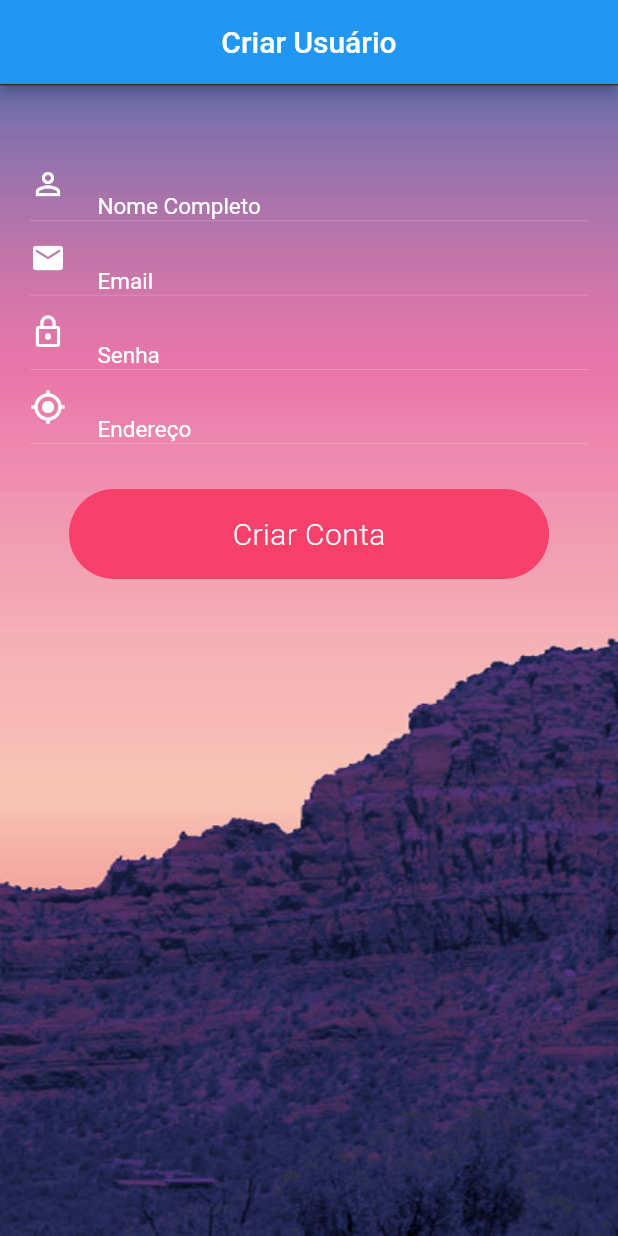
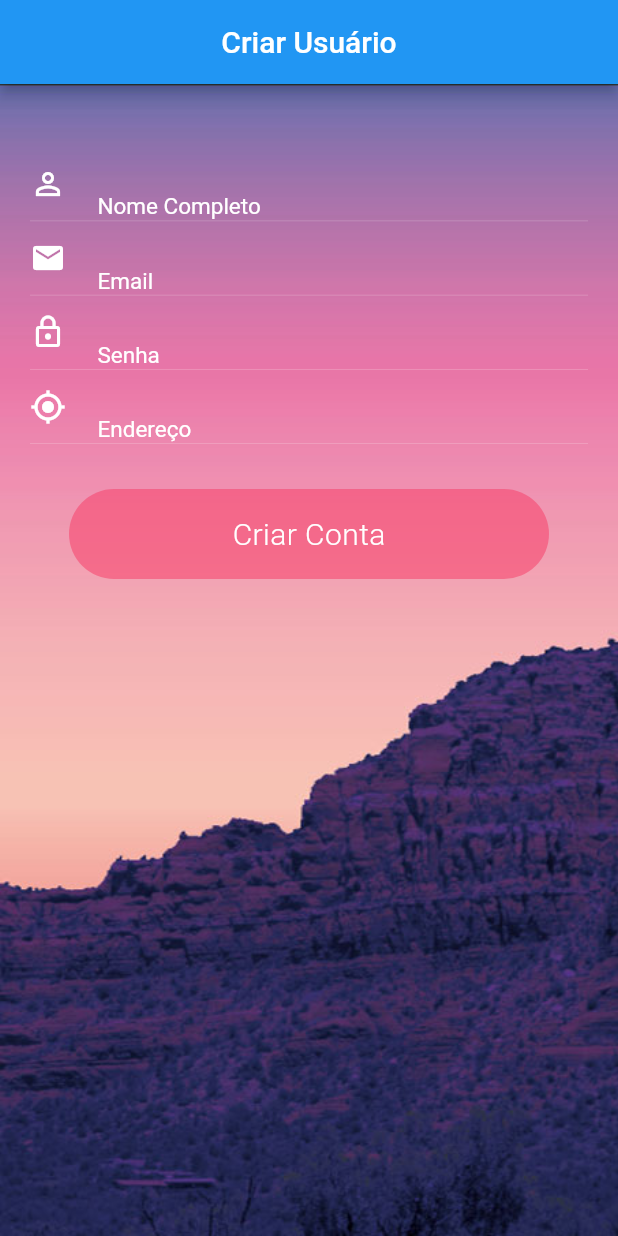
Before and after one commit to cfassula/calculadora, a Flutter app: the screen it shows after launch, on a phone screen of 412 x 824 dp. Run offline on Flutter 3.47's test engine with Material 2 defaults, Android fonts, the phone set to English and light mode, and no system bars; our stand-ins replace firebase_auth, rxdart; missing offline and left inert: bloc_pattern; accounts and stored records are empty.

```diff
--- a/lib/blocks/signup_bloc.dart
+++ b/lib/blocks/signup_bloc.dart
@@ -6,13 +6,20 @@ enum LoginState {IDLE, LOADING, SUCCESS, FAIL}
 
 class SignUpBloc extends BlocBase with SignUpValidators {
 
+  final _nomeController = BehaviorSubject<String>();
   final _emailController = BehaviorSubject<String>();
-  final _nomeController = BehaviorSubject<String>();
+  final _passwordController = BehaviorSubject<String>();
 
   Stream<String> get outEmail => _emailController.stream.transform(validateEmail);
   Stream<String> get outNome => _nomeController.stream.transform(validateNome);
+  Stream<String> get outPassword => _passwordController.stream.transform(validatePassword);
+  Stream<bool> get outSubmitValid => Observable.combineLatest3(
+    outNome, outEmail, outPassword, (a,b,c) => true
+  );
 
+  Function(String) get changeNome => _nomeController.sink.add;
   Function(String) get changeEmail => _emailController.sink.add;
+  Function(String) get changePassword => _passwordController.sink.add;
 
 
   @override
--- a/lib/screens/signup/signup_screen.dart
+++ b/lib/screens/signup/signup_screen.dart
@@ -30,7 +30,7 @@ class SignupScreen extends StatelessWidget {
                       padding: EdgeInsets.only(top: 10, bottom: 32),
                     ),
                     //FormContainer(loginBloc: _loginBloc,),
-                    FormContainer(signupBloc: _signupBloc,),
+                    FormContainer(signUpBloc: _signupBloc,),
                     //signUpButtom()
                   ],
                 ),
--- a/lib/screens/signup/widget/form_container.dart
+++ b/lib/screens/signup/widget/form_container.dart
@@ -3,10 +3,9 @@ import 'package:calculadora/screens/signup/widget/input_field.dart';
 import 'package:flutter/material.dart';
 
 class FormContainer extends StatelessWidget {
+  final SignUpBloc signUpBloc;
 
-  final SignUpBloc signupBloc;
-
-  FormContainer({this.signupBloc});
+  FormContainer({this.signUpBloc});
 
   @override
   Widget build(BuildContext context) {
@@ -19,22 +18,22 @@ class FormContainer extends StatelessWidget {
               hint: "Nome Completo",
               obscure: false,
               icon: Icons.person_outline,
-              //stream: loginBloc.outEmail,
-              //onChanged: loginBloc.changeEmail,
+              stream: signUpBloc.outNome,
+              onChanged: signUpBloc.changeNome,
             ),
             InputField(
               hint: "Email",
               obscure: false,
               icon: Icons.email,
-              stream: signupBloc.outEmail,
-              onChanged: signupBloc.changeEmail,
+              stream: signUpBloc.outEmail,
+              onChanged: signUpBloc.changeEmail,
             ),
             InputField(
               hint: "Senha",
               obscure: true,
               icon: Icons.lock_outline,
-//              stream: loginBloc.outPassword,
-//              onChanged: loginBloc.changePassword,
+              stream: signUpBloc.outPassword,
+              onChanged: signUpBloc.changePassword,
             ),
             InputField(
               hint: "Endereço",
@@ -45,7 +44,10 @@ class FormContainer extends StatelessWidget {
             ),
             Padding(
                 padding: EdgeInsets.only(top: 30),
-              child: InkWell(
+                child: StreamBuilder(
+                  stream: signUpBloc.outSubmitValid,
+                  builder: (context, snapshot) {
+                    return InkWell(
                       onTap: () {
                         //snapshot.hasData ? controller.forward() : null;
                         //snapshot.hasData ? loginBloc.submit : null;
@@ -53,13 +55,14 @@ class FormContainer extends StatelessWidget {
                       },
                       child: Hero(
                           tag: "fadeLogin",
-                  child: Container(
+                          child: snapshot.hasData ? Container(
                             width: 320,
                             height: 60,
                             alignment: Alignment.center,
                             decoration: BoxDecoration(
                                 color: Color.fromRGBO(247, 64, 106, 1.0),
-                          borderRadius: BorderRadius.all(Radius.circular(30))),
+                                borderRadius:
+                                    BorderRadius.all(Radius.circular(30))),
                             child: Text(
                               "Criar Conta",
                               style: TextStyle(
@@ -69,9 +72,28 @@ class FormContainer extends StatelessWidget {
                                   letterSpacing: 0.3),
                             ),
                           )
-                      ),
+                          : Container(
+                            width: 320,
+                            height: 60,
+                            alignment: Alignment.center,
+                            decoration: BoxDecoration(
+                                color: Color.fromRGBO(247, 64, 106, 1.0).withAlpha(140),
+                                borderRadius:
+                                    BorderRadius.all(Radius.circular(30))),
+                            child: Text(
+                              "Criar Conta",
+                              style: TextStyle(
+                                  color: Colors.white,
+                                  fontSize: 20,
+                                  fontWeight: FontWeight.w300,
+                                  letterSpacing: 0.3),
                             ),
                           )
+
+                          ),
+                    );
+                  },
+                ))
           ],
         ),
       ),
```
Lines whose indentation alone changed are shown as unchanged.
